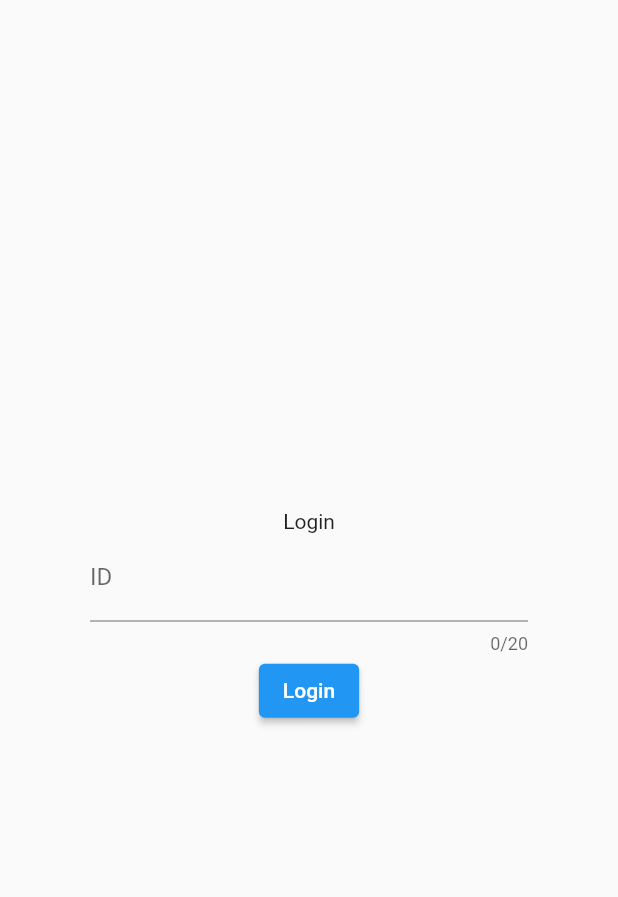
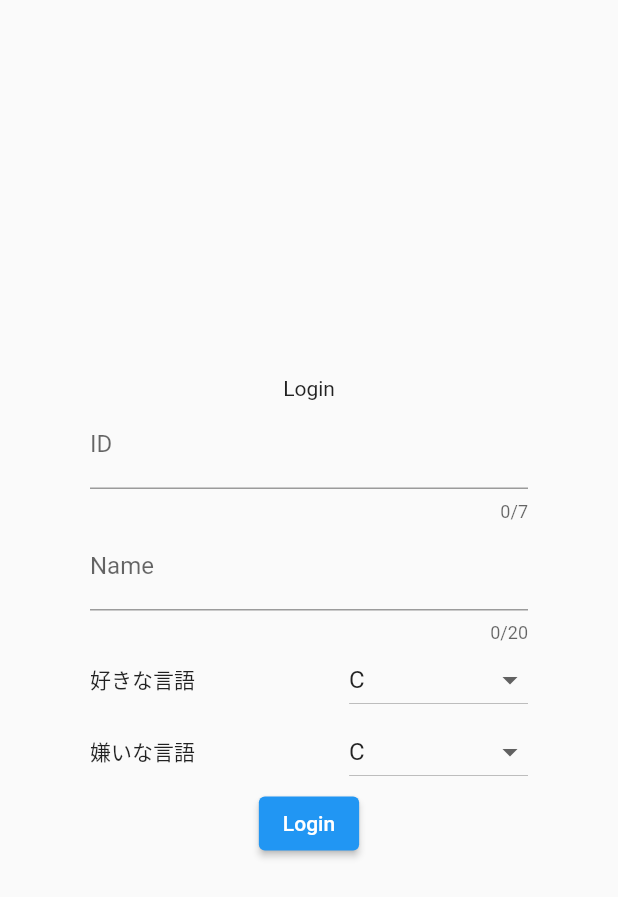
Before and after one commit to Kyure-A/geocolle, a Flutter app: the screen it shows after launch, on a phone screen of 412 x 824 dp. Shown: the top 897 px of the screen. Run offline on Flutter 3.47's test engine with Material 2 defaults, Android fonts, the phone set to English and light mode, and no system bars; our stand-ins replace flutter_svg, geolocator, google_maps_flutter, hooks_riverpod; missing offline and left inert: flutter_config.

Commit message:
login画面とか

```diff
--- a/lib/apis/apis.dart
+++ b/lib/apis/apis.dart
@@ -0,0 +1,21 @@
+import 'dart:convert';
+
+import 'package:http/http.dart' as http;
+
+dynamic responses(http.Response response) {
+  switch (response.statusCode) {
+    case 200:
+      var responseJson = jsonDecode(response.body);
+      return responseJson;
+    case 400:
+      throw Exception('一般的なクライアントエラーです');
+    case 401:
+      throw Exception('アクセス権限がない、または認証に失敗しました');
+    case 403:
+      throw Exception('閲覧権限がないファイルやフォルダです');
+    case 500:
+      throw Exception('何らかのサーバー内で起きたエラーです');
+    default:
+      throw Exception('何かしらの問題が発生しています');
+  }
+}
--- a/lib/models/lang.dart
+++ b/lib/models/lang.dart
@@ -1,32 +1,62 @@
 Map<String, String> languagesList = {
-  "C" : "https://raw.githubusercontent.com/github/explore/f3e22f0dca2be955676bc70d6214b95b13354ee8/topics/c/c.png",
-  "Clojure" : "https://raw.githubusercontent.com/github/explore/80688e429a7d4ef2fca1e82350fe8e3517d3494d/topics/clojure/clojure.png",
-  "CommonLisp" : "https://upload.wikimedia.org/wikipedia/commons/thumb/4/48/Lisp_logo.svg/512px-Lisp_logo.svg.png",
-  "C++" : "https://raw.githubusercontent.com/github/explore/180320cffc25f4ed1bbdfd33d4db3a66eeeeb358/topics/cpp/cpp.png",
-  "Crystal" : "https://raw.githubusercontent.com/github/explore/80688e429a7d4ef2fca1e82350fe8e3517d3494d/topics/crystal/crystal.png",
-  "C#" : "https://raw.githubusercontent.com/github/explore/80688e429a7d4ef2fca1e82350fe8e3517d3494d/topics/csharp/csharp.png",
-  "Dart" : "https://upload.wikimedia.org/wikipedia/commons/c/c6/Dart_logo.png",
-  "Elixir" : "https://cdn.icon-icons.com/icons2/2699/PNG/512/elixir_lang_logo_icon_169207.png",
-  "Erlang" : "https://upload.wikimedia.org/wikipedia/commons/thumb/0/04/Erlang_logo.svg/243px-Erlang_logo.svg.png",
-  "EmacsLisp" : "https://raw.githubusercontent.com/github/explore/80688e429a7d4ef2fca1e82350fe8e3517d3494d/topics/emacs/emacs.png",
-  "Fortran" : "https://upload.wikimedia.org/wikipedia/commons/thumb/b/b8/Fortran_logo.svg/255px-Fortran_logo.svg.png?20201010021443",
-  "Go" : "https://go.dev/blog/go-brand/Go-Logo/PNG/Go-Logo_Aqua.png",
-  "Haskell" : "https://raw.githubusercontent.com/github/explore/80688e429a7d4ef2fca1e82350fe8e3517d3494d/topics/haskell/haskell.png",
-  "Hy" : "https://d1q6f0aelx0por.cloudfront.net/product-logos/library-hylang-logo.png",
-  "Java" : "https://raw.githubusercontent.com/github/explore/5b3600551e122a3277c2c5368af2ad5725ffa9a1/topics/java/java.png",
-  "JavaScript" : "https://raw.githubusercontent.com/github/explore/80688e429a7d4ef2fca1e82350fe8e3517d3494d/topics/javascript/javascript.png",
-  "Julia" : "https://raw.githubusercontent.com/github/explore/49e13f12be05e7e3f3616bb7a5030d70b259f320/topics/julia/julia.png",
-  "Kotlin" : "https://raw.githubusercontent.com/github/explore/4479d2a2c854198cb00160f8593519c14dc3b905/topics/kotlin/kotlin.png",
-  "Lua" : "https://raw.githubusercontent.com/github/explore/80688e429a7d4ef2fca1e82350fe8e3517d3494d/topics/lua/lua.png",
-  "Nim" : "https://raw.githubusercontent.com/github/explore/80688e429a7d4ef2fca1e82350fe8e3517d3494d/topics/nim/nim.png",
-  "Perl" : "https://raw.githubusercontent.com/github/explore/80688e429a7d4ef2fca1e82350fe8e3517d3494d/topics/perl/perl.png",
-  "PHP" : "https://raw.githubusercontent.com/github/explore/ccc16358ac4530c6a69b1b80c7223cd2744dea83/topics/php/php.png",
-  "R" : "https://raw.githubusercontent.com/github/explore/80688e429a7d4ef2fca1e82350fe8e3517d3494d/topics/r/r.png",
-  "Ruby" : "https://raw.githubusercontent.com/github/explore/80688e429a7d4ef2fca1e82350fe8e3517d3494d/topics/ruby/ruby.png",
-  "Rust" : "https://raw.githubusercontent.com/github/explore/80688e429a7d4ef2fca1e82350fe8e3517d3494d/topics/rust/rust.png",
-  "Scala" : "https://www.scala-lang.org/resources/img/frontpage/scala-spiral.png",
-  "Swift" : "https://raw.githubusercontent.com/github/explore/80688e429a7d4ef2fca1e82350fe8e3517d3494d/topics/swift/swift.png",
-  "TypeScript" : "https://raw.githubusercontent.com/github/explore/80688e429a7d4ef2fca1e82350fe8e3517d3494d/topics/typescript/typescript.png",
-  "VimScript" : "https://raw.githubusercontent.com/github/explore/80688e429a7d4ef2fca1e82350fe8e3517d3494d/topics/vim/vim.png",
-  "Zig" : "https://raw.githubusercontent.com/github/explore/b28ef5e65d2d582ab36c30e3e2068721e71625e4/topics/zig/zig.png"
+  "C":
+      "https://raw.githubusercontent.com/github/explore/f3e22f0dca2be955676bc70d6214b95b13354ee8/topics/c/c.png",
+  "Clojure":
+      "https://raw.githubusercontent.com/github/explore/80688e429a7d4ef2fca1e82350fe8e3517d3494d/topics/clojure/clojure.png",
+  "CommonLisp":
+      "https://upload.wikimedia.org/wikipedia/commons/thumb/4/48/Lisp_logo.svg/512px-Lisp_logo.svg.png",
+  "C++":
+      "https://raw.githubusercontent.com/github/explore/180320cffc25f4ed1bbdfd33d4db3a66eeeeb358/topics/cpp/cpp.png",
+  "Crystal":
+      "https://raw.githubusercontent.com/github/explore/80688e429a7d4ef2fca1e82350fe8e3517d3494d/topics/crystal/crystal.png",
+  "C#":
+      "https://raw.githubusercontent.com/github/explore/80688e429a7d4ef2fca1e82350fe8e3517d3494d/topics/csharp/csharp.png",
+  "Dart": "https://upload.wikimedia.org/wikipedia/commons/c/c6/Dart_logo.png",
+  "Elixir":
+      "https://cdn.icon-icons.com/icons2/2699/PNG/512/elixir_lang_logo_icon_169207.png",
+  "Erlang":
+      "https://upload.wikimedia.org/wikipedia/commons/thumb/0/04/Erlang_logo.svg/243px-Erlang_logo.svg.png",
+  "EmacsLisp":
+      "https://raw.githubusercontent.com/github/explore/80688e429a7d4ef2fca1e82350fe8e3517d3494d/topics/emacs/emacs.png",
+  "Fortran":
+      "https://upload.wikimedia.org/wikipedia/commons/thumb/b/b8/Fortran_logo.svg/255px-Fortran_logo.svg.png?20201010021443",
+  "Go": "https://go.dev/blog/go-brand/Go-Logo/PNG/Go-Logo_Aqua.png",
+  "Haskell":
+      "https://raw.githubusercontent.com/github/explore/80688e429a7d4ef2fca1e82350fe8e3517d3494d/topics/haskell/haskell.png",
+  "Hy":
+      "https://d1q6f0aelx0por.cloudfront.net/product-logos/library-hylang-logo.png",
+  "Java":
+      "https://raw.githubusercontent.com/github/explore/5b3600551e122a3277c2c5368af2ad5725ffa9a1/topics/java/java.png",
+  "JavaScript":
+      "https://raw.githubusercontent.com/github/explore/80688e429a7d4ef2fca1e82350fe8e3517d3494d/topics/javascript/javascript.png",
+  "Julia":
+      "https://raw.githubusercontent.com/github/explore/49e13f12be05e7e3f3616bb7a5030d70b259f320/topics/julia/julia.png",
+  "Kotlin":
+      "https://raw.githubusercontent.com/github/explore/4479d2a2c854198cb00160f8593519c14dc3b905/topics/kotlin/kotlin.png",
+  "Lua":
+      "https://raw.githubusercontent.com/github/explore/80688e429a7d4ef2fca1e82350fe8e3517d3494d/topics/lua/lua.png",
+  "Nim":
+      "https://raw.githubusercontent.com/github/explore/80688e429a7d4ef2fca1e82350fe8e3517d3494d/topics/nim/nim.png",
+  "Perl":
+      "https://raw.githubusercontent.com/github/explore/80688e429a7d4ef2fca1e82350fe8e3517d3494d/topics/perl/perl.png",
+  "PHP":
+      "https://raw.githubusercontent.com/github/explore/ccc16358ac4530c6a69b1b80c7223cd2744dea83/topics/php/php.png",
+  "Python":
+      "https://raw.githubusercontent.com/github/explore/80688e429a7d4ef2fca1e82350fe8e3517d3494d/topics/python/python.png",
+  "R":
+      "https://raw.githubusercontent.com/github/explore/80688e429a7d4ef2fca1e82350fe8e3517d3494d/topics/r/r.png",
+  "Ruby":
+      "https://raw.githubusercontent.com/github/explore/80688e429a7d4ef2fca1e82350fe8e3517d3494d/topics/ruby/ruby.png",
+  "Rust":
+      "https://raw.githubusercontent.com/github/explore/80688e429a7d4ef2fca1e82350fe8e3517d3494d/topics/rust/rust.png",
+  "Scala":
+      "https://www.scala-lang.org/resources/img/frontpage/scala-spiral.png",
+  "Swift":
+      "https://raw.githubusercontent.com/github/explore/80688e429a7d4ef2fca1e82350fe8e3517d3494d/topics/swift/swift.png",
+  "TypeScript":
+      "https://raw.githubusercontent.com/github/explore/80688e429a7d4ef2fca1e82350fe8e3517d3494d/topics/typescript/typescript.png",
+  "VimScript":
+      "https://raw.githubusercontent.com/github/explore/80688e429a7d4ef2fca1e82350fe8e3517d3494d/topics/vim/vim.png",
+  "Zig":
+      "https://raw.githubusercontent.com/github/explore/b28ef5e65d2d582ab36c30e3e2068721e71625e4/topics/zig/zig.png"
 };
--- a/lib/models/user.dart
+++ b/lib/models/user.dart
@@ -1,3 +1,4 @@
+import 'package:geocolle/models/lang.dart';
 import 'package:hooks_riverpod/hooks_riverpod.dart';
 
 class User {
--- a/lib/pages/login.dart
+++ b/lib/pages/login.dart
@@ -1,6 +1,7 @@
 import 'package:flutter/material.dart';
 import 'package:hooks_riverpod/hooks_riverpod.dart';
 
+import 'package:geocolle/models/lang.dart';
 import 'package:geocolle/models/router.dart';
 import 'package:geocolle/models/user.dart';
 
@@ -13,6 +14,9 @@ class Login extends StatefulHookConsumerWidget {
 
 class LoginState extends ConsumerState<Login> {
   String _id = "";
+  String _name = "";
+  String? _likeLanguage = languagesList.keys.first;
+  String? _dislikeLanguage = languagesList.keys.first;
 
   @override
   void initState() {
@@ -30,7 +34,7 @@ class LoginState extends ConsumerState<Login> {
             const Text('Login'),
             TextField(
               enabled: true,
-              maxLength: 20,
+              maxLength: 7,
               obscureText: false,
               maxLines: 1,
               decoration: const InputDecoration(
@@ -40,9 +44,71 @@ class LoginState extends ConsumerState<Login> {
                 _id = value;
               },
             ),
+            TextField(
+              enabled: true,
+              maxLength: 20,
+              obscureText: false,
+              maxLines: 1,
+              decoration: const InputDecoration(
+                labelText: 'Name',
+              ),
+              onChanged: (String value) {
+                _name = value;
+              },
+            ),
+            Row(
+              mainAxisAlignment: MainAxisAlignment.spaceBetween,
+              children: [
+                const Text('好きな言語'),
+                DropdownButton(
+                  items: languagesList.entries
+                      .map(
+                        (e) => DropdownMenuItem<String>(
+                          value: e.key,
+                          child: Text(e.key),
+                        ),
+                      )
+                      .toList(),
+                  onChanged: (value) {
+                    setState(() {
+                      _likeLanguage = value;
+                    });
+                  },
+                  value: _likeLanguage,
+                ),
+              ],
+            ),
+            Row(
+              mainAxisAlignment: MainAxisAlignment.spaceBetween,
+              children: [
+                const Text('嫌いな言語'),
+                DropdownButton(
+                  items: languagesList.entries
+                      .map(
+                        (e) => DropdownMenuItem<String>(
+                          value: e.key,
+                          child: Text(e.key),
+                        ),
+                      )
+                      .toList(),
+                  onChanged: (value) {
+                    setState(() {
+                      _dislikeLanguage = value;
+                    });
+                  },
+                  value: _dislikeLanguage,
+                ),
+              ],
+            ),
             ElevatedButton(
               onPressed: () {
-                ref.read(userProvider.notifier).state = User(id: _id);
+                ref.read(userProvider.notifier).state = User(
+                  id: _id,
+                  name: _name,
+                  like: _likeLanguage,
+                  dislike: _dislikeLanguage,
+                  from: '',
+                );
                 ref.read(pagesProvider.notifier).state = Pages.map;
               },
               child: const Text("Login"),
```
Also changed, not shown: lib/pages/setting.dart (+10 -9 lines).
